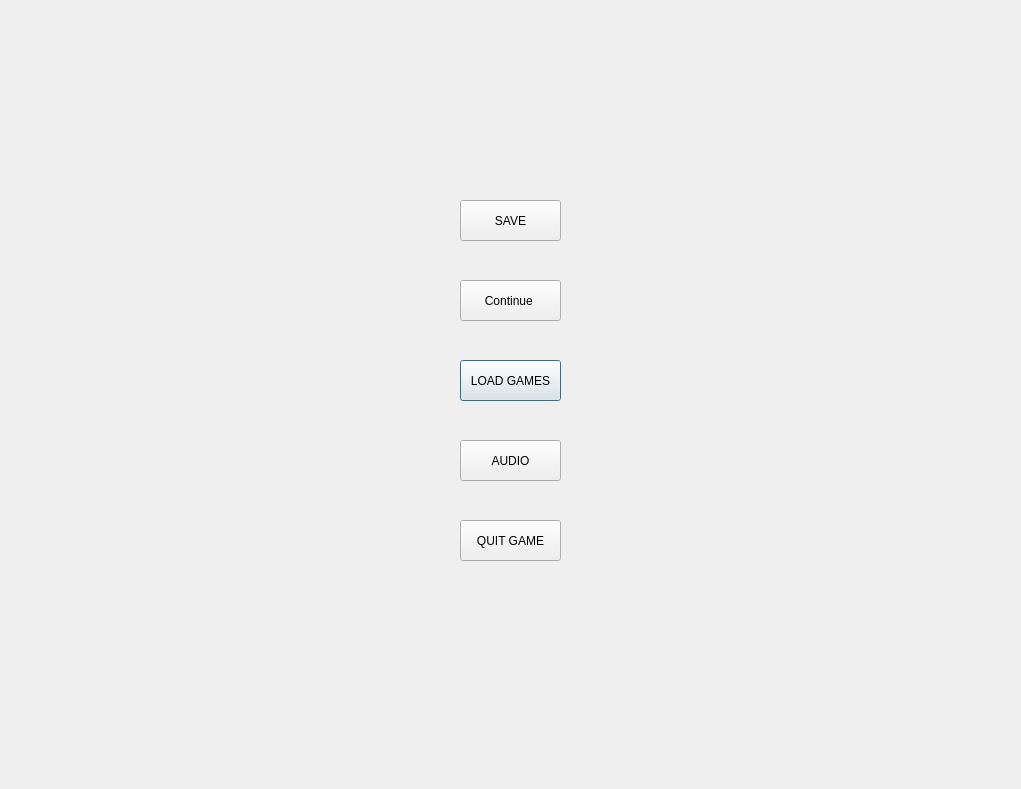
Above: options.ui from Matin0789/Condottiere- before the change. Below: the same form after it.
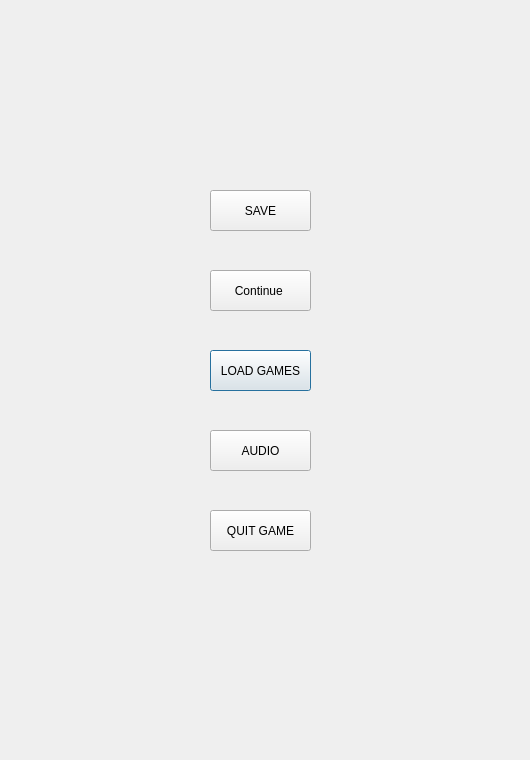
That is the form after the change. Icons and pictures are not drawn.

Patch:
```diff
--- a/options.ui
+++ b/options.ui
@@ -6,8 +6,8 @@
    <rect>
     <x>0</x>
     <y>0</y>
-    <width>1021</width>
-    <height>789</height>
+    <width>530</width>
+    <height>760</height>
    </rect>
   </property>
   <property name="windowTitle">
@@ -19,8 +19,8 @@
   <widget class="QPushButton" name="btn_load_games">
    <property name="geometry">
     <rect>
-     <x>460</x>
-     <y>360</y>
+     <x>210</x>
+     <y>350</y>
      <width>101</width>
      <height>41</height>
     </rect>
@@ -57,8 +57,8 @@
   <widget class="QPushButton" name="btn_save">
    <property name="geometry">
     <rect>
-     <x>460</x>
-     <y>200</y>
+     <x>210</x>
+     <y>190</y>
      <width>101</width>
      <height>41</height>
     </rect>
@@ -95,8 +95,8 @@
   <widget class="QPushButton" name="btn_quit">
    <property name="geometry">
     <rect>
-     <x>460</x>
-     <y>520</y>
+     <x>210</x>
+     <y>510</y>
      <width>101</width>
      <height>41</height>
     </rect>
@@ -133,8 +133,8 @@
   <widget class="QPushButton" name="btn_audio">
    <property name="geometry">
     <rect>
-     <x>460</x>
-     <y>440</y>
+     <x>210</x>
+     <y>430</y>
      <width>101</width>
      <height>41</height>
     </rect>
@@ -171,10 +171,10 @@
   <widget class="QLabel" name="label">
    <property name="geometry">
     <rect>
-     <x>247</x>
-     <y>10</y>
+     <x>-3</x>
+     <y>0</y>
      <width>531</width>
-     <height>751</height>
+     <height>760</height>
     </rect>
    </property>
    <property name="styleSheet">
@@ -187,8 +187,8 @@
   <widget class="QPushButton" name="btn_Continue">
    <property name="geometry">
     <rect>
-     <x>460</x>
-     <y>280</y>
+     <x>210</x>
+     <y>270</y>
      <width>101</width>
      <height>41</height>
     </rect>
@@ -225,8 +225,8 @@
   <widget class="QLabel" name="label_2">
    <property name="geometry">
     <rect>
-     <x>400</x>
-     <y>70</y>
+     <x>150</x>
+     <y>60</y>
      <width>231</width>
      <height>101</height>
     </rect>
```
Left out of the diff: 18 changed lines with no effect on the pictures.
